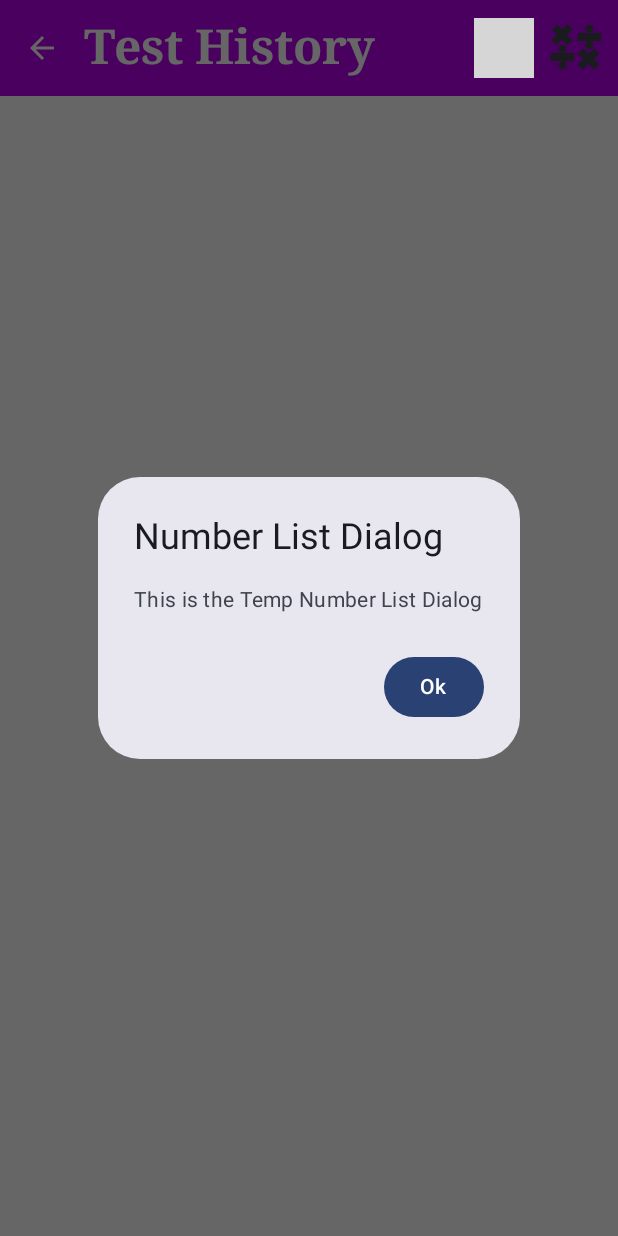
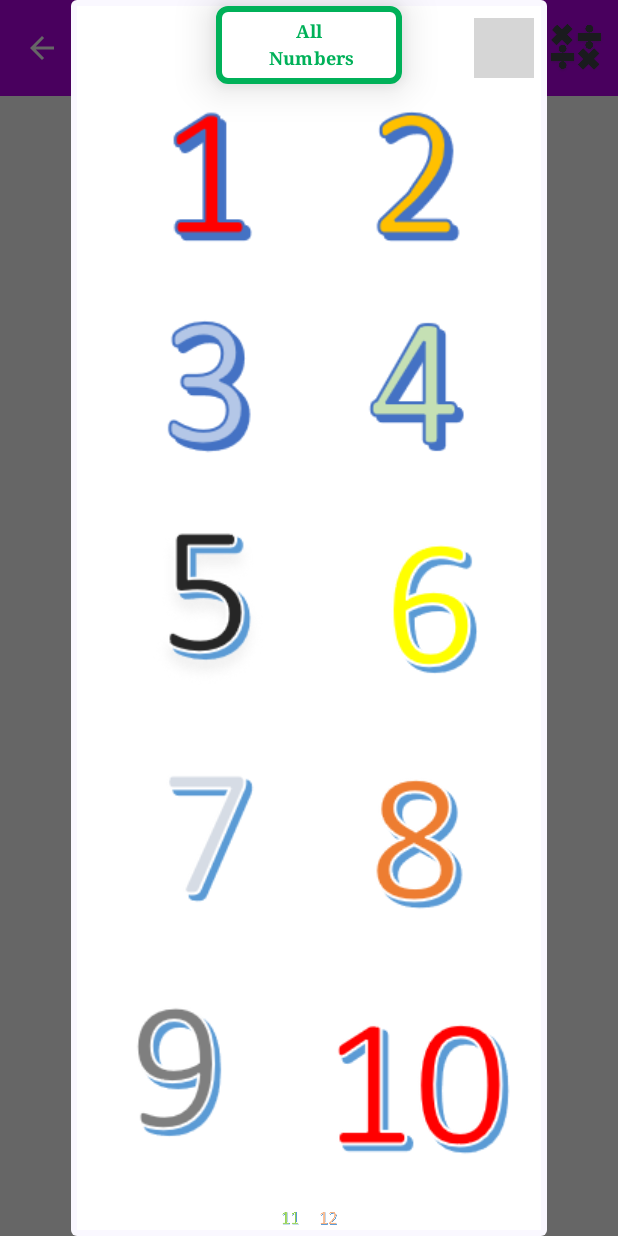
Before and after one commit to tchabva/MathsQuizApp, an Android app built with Jetpack Compose: the HistoryScreen screen opened through its navigation route, after a tap on "Number Filter", on a phone screen of 412 x 824 dp. Run offline under Robolectric (Android 15) with nearby library versions, the phone set to English and light mode, and no system bars; our stand-ins replace Dagger/Hilt's generated code, Room's generated code, accompanist, livedata-compose; grey boxes are pictures that could not be loaded.

Commit message:
Implementing the NumbersList Dialog

```diff
--- a/app/src/main/java/uk/learning/mathquiz/ui/MathsQuizApp.kt
+++ b/app/src/main/java/uk/learning/mathquiz/ui/MathsQuizApp.kt
@@ -21,7 +21,6 @@ import uk.learning.mathquiz.ui.screen.*
 fun MathsQuizApp(){
     //Initiate the mutable state booleans for the tje
     val openDialog = remember{ mutableStateOf(false) }
-
 
     Navigation(openDialog)
 }
--- a/app/src/main/java/uk/learning/mathquiz/ui/resultsHistoryScreen/NumberTableDialog.kt
+++ b/app/src/main/java/uk/learning/mathquiz/ui/resultsHistoryScreen/NumberTableDialog.kt
@@ -1,13 +1,121 @@
 package uk.learning.mathquiz.ui.resultsHistoryScreen
 
+import androidx.compose.foundation.BorderStroke
+import androidx.compose.foundation.Image
+import androidx.compose.foundation.background
+import androidx.compose.foundation.clickable
+import androidx.compose.foundation.layout.*
+import androidx.compose.foundation.shape.RoundedCornerShape
+import androidx.compose.material3.Button
+import androidx.compose.material3.ButtonDefaults
+import androidx.compose.material3.Surface
+import androidx.compose.material3.Text
 import androidx.compose.runtime.Composable
+import androidx.compose.ui.Alignment
+import androidx.compose.ui.Modifier
+import androidx.compose.ui.draw.clip
+import androidx.compose.ui.graphics.Color
+import androidx.compose.ui.res.painterResource
+import androidx.compose.ui.res.stringResource
+import androidx.compose.ui.text.font.FontFamily
+import androidx.compose.ui.text.font.FontWeight
+import androidx.compose.ui.text.style.TextAlign
+import androidx.compose.ui.tooling.preview.Preview
+import androidx.compose.ui.unit.dp
+import androidx.compose.ui.unit.sp
 import androidx.compose.ui.window.Dialog
+import uk.learning.mathquiz.R
+import uk.learning.mathquiz.ui.theme.GreenMain
 
 @Composable
-fun NumbersDialog(){
-    val numbers = listOf(1, 2, 3, 4, 5, 6, 7, 8, 9, 10, 11)
+fun NumbersDialog(
+    onDismissRequest: () -> Unit,
+    onNumberSelected: (Int) -> Unit,
+    onAllNumbersClick: () -> Unit,
+){
+    val numbers = listOf(1, 2, 3, 4, 5, 6, 7, 8, 9, 10, 11, 12)
 
-    Dialog(onDismissRequest = { /*TODO*/ }) {
+    Dialog(onDismissRequest = {  onDismissRequest() }) {
+        Surface(
+            shape = RoundedCornerShape(4.dp),
+            modifier = Modifier.background(Color.Transparent),
 
+        ) {
+            Column(
+                verticalArrangement = Arrangement.Center,
+                modifier = Modifier
+                    .wrapContentWidth()
+                    .padding(4.dp)
+                    .background(Color.White),
+                horizontalAlignment = Alignment.CenterHorizontally,
+            ) {
+
+                //All Numbers Button
+                Button(
+                    modifier = Modifier.width(124.dp),
+                    colors = ButtonDefaults.buttonColors(Color.White),
+                    shape = RoundedCornerShape(8.dp),
+                    elevation = ButtonDefaults.buttonElevation(16.dp),
+                    border = BorderStroke(4.dp, GreenMain),
+                    onClick = {
+                        onAllNumbersClick()
+                    }
+                ) {
+                    Text(
+                        text = stringResource(id = R.string.all_numbers_filter_txt),
+                        fontFamily = FontFamily.Serif,
+                        color = GreenMain,
+                        fontSize = 12.sp,
+                        fontWeight = FontWeight.Bold,
+                        textAlign = TextAlign.Center,
+                        lineHeight = 18.sp
+                    )
+                }
+
+                Column(
+                    horizontalAlignment = Alignment.CenterHorizontally
+                ) {
+                    val pairs = numbers.chunked(2) //Splits the list into pairs
+                    for (pair in pairs){
+                        Row(
+                            horizontalArrangement = Arrangement.spacedBy(8.dp),
+                            verticalAlignment = Alignment.CenterVertically
+                        ){
+
+                            for (number in pair){
+                                val resId = when(number){
+                                    1 -> R.drawable.ic_number_1
+                                    2 -> R.drawable.ic_number_2
+                                    3 -> R.drawable.ic_number_3
+                                    4 -> R.drawable.ic_number_4
+                                    5 -> R.drawable.ic_number_5
+                                    6 -> R.drawable.ic_number_6
+                                    7 -> R.drawable.ic_number_7
+                                    8 -> R.drawable.ic_number_8
+                                    9 -> R.drawable.ic_number_9
+                                    10 -> R.drawable.ic_number_10
+                                    11 -> R.drawable.ic_number_11
+                                    12 -> R.drawable.ic_number_12
+                                    else -> R.drawable.ic_number_1
+                                }
+                                Image(
+                                    painter = painterResource(id = resId),
+                                    contentDescription = "Number $number",
+                                    modifier = Modifier
+                                        .clip(RoundedCornerShape(8.dp))
+                                        .clickable { onNumberSelected(number) }
+                                )
+                            }
+                        }
+                    }
+                }
+            }
+        }
     }
 }
+
+@Preview
+@Composable
+fun NumberDialogPreview(){
+    NumbersDialog(onDismissRequest = {  }, onNumberSelected = {}, onAllNumbersClick = {})
+}
--- a/app/src/main/java/uk/learning/mathquiz/ui/screen/HistoryScreen.kt
+++ b/app/src/main/java/uk/learning/mathquiz/ui/screen/HistoryScreen.kt
@@ -36,6 +36,7 @@ import uk.learning.mathquiz.R
 import uk.learning.mathquiz.data.MathsQuizDBViewModel
 import uk.learning.mathquiz.data.MathsQuizDbViewModelFactory
 import uk.learning.mathquiz.data.TestResult
+import uk.learning.mathquiz.ui.resultsHistoryScreen.NumbersDialog
 import uk.learning.mathquiz.ui.resultsHistoryScreen.OperatorDialog
 import uk.learning.mathquiz.ui.theme.Purple
 
@@ -127,18 +128,11 @@ fun HistoryScreen(navController: NavController){
     }
 
     if(showNumberListDialog){
-        AlertDialog(
-            onDismissRequest = { showNumberListDialog = false },
-            title = {Text("Number List Dialog")},
-            text = { Text(text = "This is the Temp Number List Dialog")},
-            confirmButton = {
-                Button(
-                    onClick = { showNumberListDialog = false },
-                ) {
-                    Text(text = "Ok")
-                }
-            }
-        )
+       NumbersDialog(
+           onDismissRequest = { showNumberListDialog = false },
+           onNumberSelected = { showNumberListDialog = false  },
+           onAllNumbersClick = { showNumberListDialog = false  }
+       )
     }
 }
 
```
